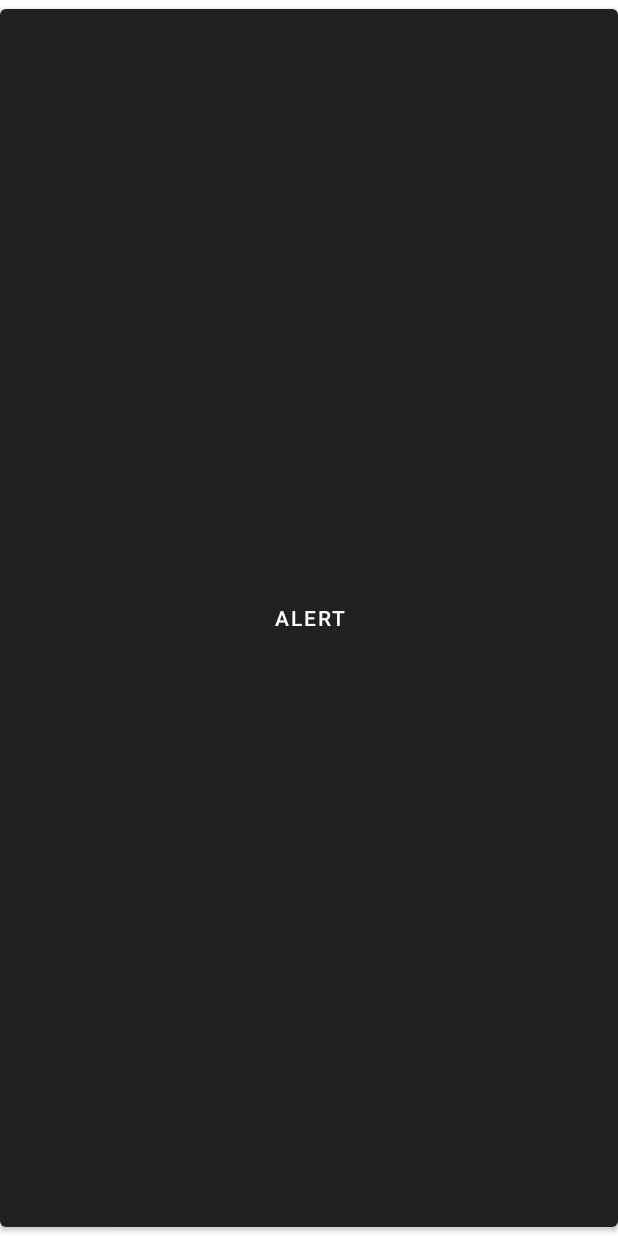
After one commit to Sambid009/MB_programming, an Android app: the layout activity_dialog_demo.xml on its own in the app's theme, with its tools: preview values and no code run, on a phone screen of 412 x 824 dp. The commit adds this screen. Run offline under Robolectric (Android 15) with nearby library versions, the phone set to English and light mode, and no system bars.

Commit message:
DialogBox Alert

```diff
--- /dev/null
+++ b/app/src/main/res/layout/activity_dialog_demo.xml
@@ -0,0 +1,22 @@
+<?xml version="1.0" encoding="utf-8"?>
+<LinearLayout xmlns:android="http://schemas.android.com/apk/res/android"
+    xmlns:app="http://schemas.android.com/apk/res-auto"
+    xmlns:tools="http://schemas.android.com/tools"
+    android:id="@+id/main"
+    android:layout_width="match_parent"
+    android:layout_height="match_parent"
+    android:orientation="vertical"
+    tools:context=".DialogDemo">
+
+
+    <Button
+        android:id="@+id/btnAlert"
+        android:layout_width="match_parent"
+        android:layout_height="wrap_content"
+        android:layout_weight="1"
+        android:text="Alert" />
+
+
+
+
+</LinearLayout>
```
Also changed, not shown: app/src/main/AndroidManifest.xml (+8 -6 lines), app/src/main/java/com/earth/burp4/DialogDemo.java (added, +64 -0 lines), app/src/main/java/com/earth/burp4/MainActivity.java (+11 -1 lines), app/src/main/res/layout/activity_main.xml (+7 -0 lines).
